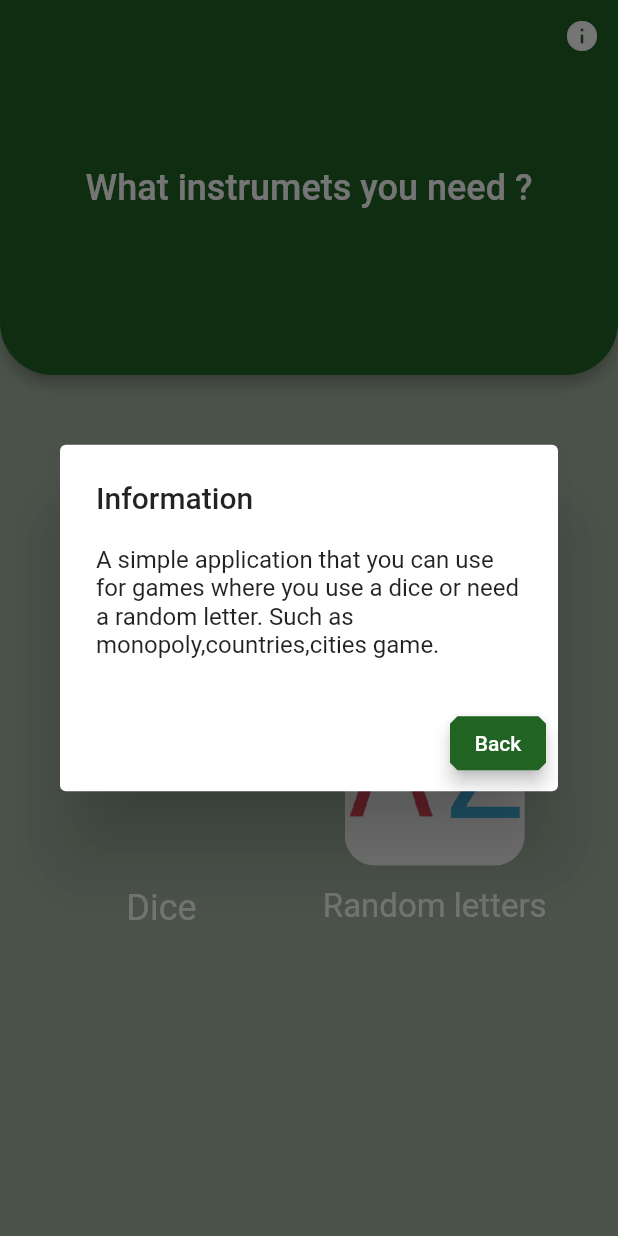
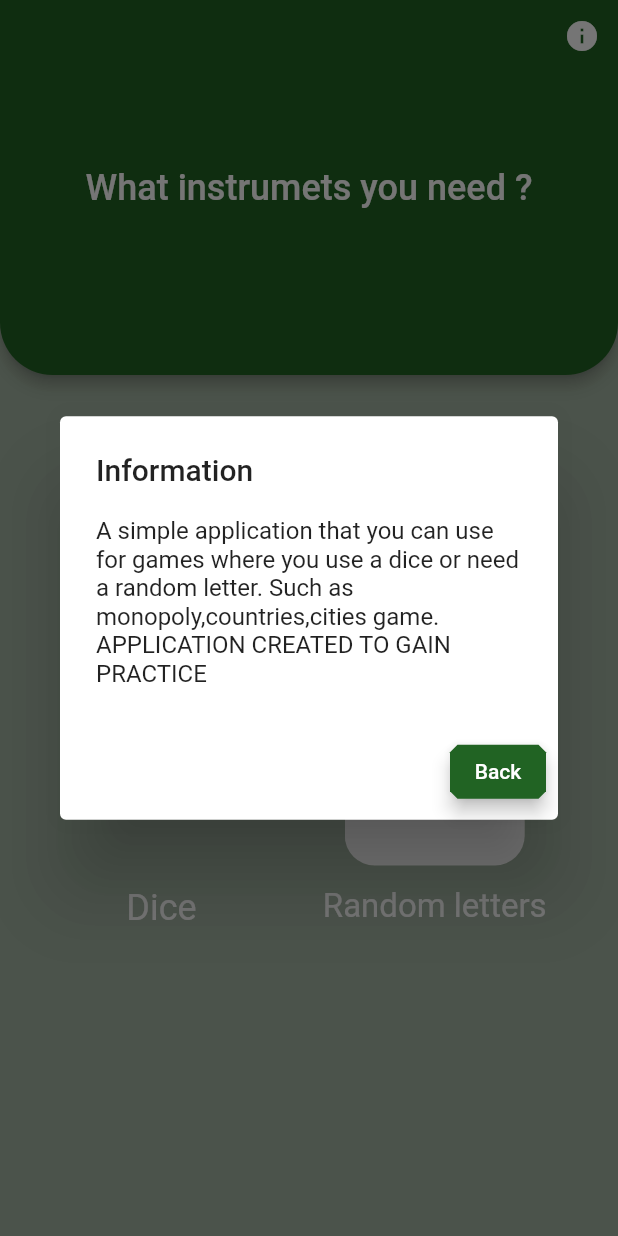
Before and after one commit to patryklaskowski1/instruments_for_various_games, a Flutter app: the screen it shows after launch, after a tap on the "info" icon, on a phone screen of 412 x 824 dp. Run offline on Flutter 3.47's test engine with Material 2 defaults, Android fonts, the phone set to English and light mode, and no system bars.

Commit message:
add more information to content text showDialog

```diff
--- a/lib/app/home_page/home_page.dart
+++ b/lib/app/home_page/home_page.dart
@@ -40,7 +40,7 @@
                       return AlertDialog(
                         title: const Text('Information'),
                         content: const Text(
-                            'A simple application that you can use for games where you use a dice or need a random letter. Such as monopoly,countries,cities game.'),
+                            'A simple application that you can use for games where you use a dice or need a random letter. Such as monopoly,countries,cities game. APPLICATION CREATED TO GAIN PRACTICE'),
                         actions: [
                           TextButton(
                             onPressed: () {
```
